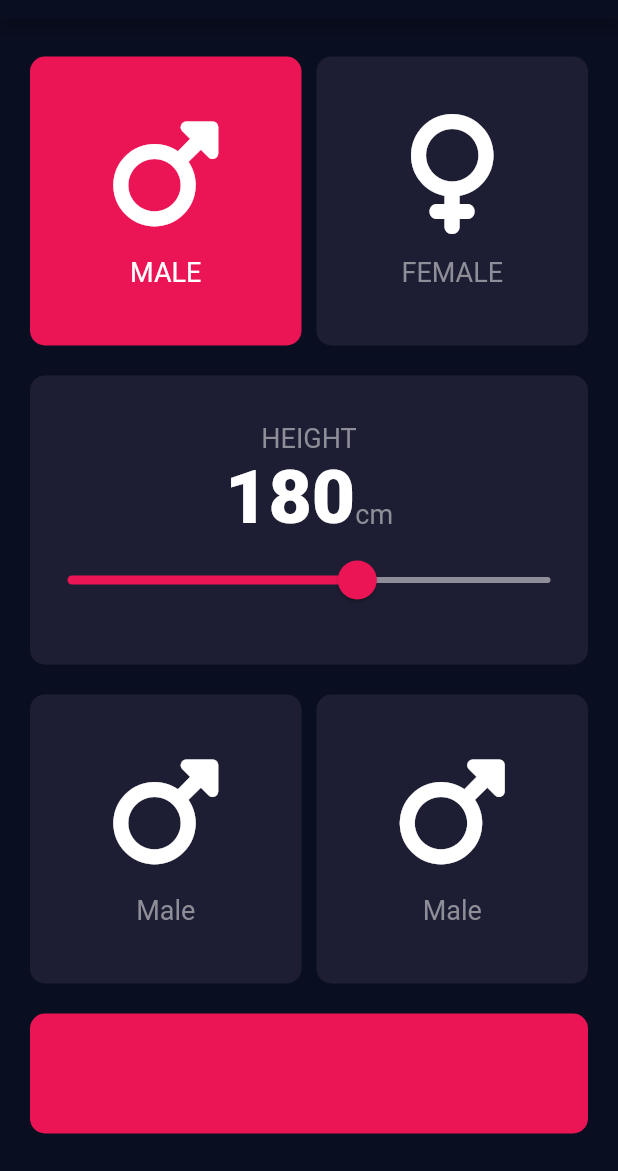
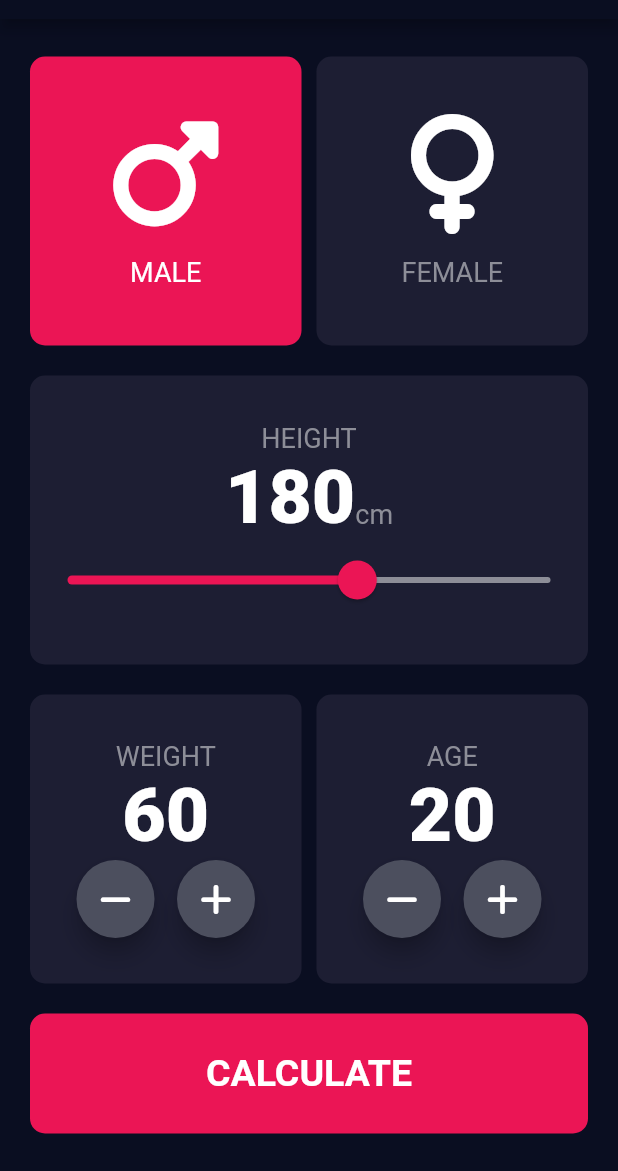
Before and after one commit to chaniru-puldith/BMI-calculator-flutter-app, a Flutter app: the screen it shows after launch, on a phone screen of 412 x 824 dp, the part 65-1236 px from its top. Run offline on Flutter 3.47's test engine with Material 2 defaults, Android fonts, the light colour scheme and no system bars; our stand-ins replace font_awesome_flutter.

Commit message:
Result page

```diff
--- /dev/null
+++ b/lib/bottom_button.dart
@@ -0,0 +1,35 @@
+import 'package:flutter/material.dart';
+import 'constants.dart';
+
+class BottomButton extends StatelessWidget {
+  final VoidCallback onPress;
+  final String buttonTitle;
+
+  const BottomButton({
+    super.key,
+    required this.onPress,
+    required this.buttonTitle
+  });
+
+  @override
+  Widget build(BuildContext context) {
+    return GestureDetector(
+      onTap: onPress,
+      child: Container(
+        margin: kBottomContainerMargin,
+        width: double.infinity,
+        height: 80.0,
+        decoration: BoxDecoration(
+          color: kPinkColor,
+          borderRadius: roundBorder,
+        ),
+        child: Center(
+          child: Text(
+            buttonTitle,
+            style: kLargeButtonTextStyle,
+          ),
+        ),
+      ),
+    );
+  }
+}
--- a/lib/constants.dart
+++ b/lib/constants.dart
@@ -4,10 +4,12 @@ const kPageMargin = EdgeInsets.all(15.0);
 const kCardMargin = EdgeInsets.symmetric(vertical: 10.0, horizontal: 5.0);
 const kDefaultCardColor = Color(0xFF1D1E33);
 const kBottomContainerMargin =  EdgeInsets.fromLTRB(5, 10, 5, 10);
-const kBottomContainerColor = Color(0xFFEB1555);
+const kPinkColor = Color(0xFFEB1555);
 const kDefaultCardTextColor = Color(0xFF8D8E98);
 const kActiveCardTextColor = Color(0xFFFFFFFF);
-final double deviceHeight = (WidgetsBinding.instance.window.physicalSize.height);
+const kRoundButtonFillColor = Color(0xFF4C4F5E);
+const kResultNormalColor = Color(0xFF24D876);
+
 final roundBorder = BorderRadius.circular(10.0);
 
 const kNumberTextStyle = TextStyle(
@@ -19,3 +21,22 @@ const kLabelTextStyle = TextStyle(
   fontSize: 18.0,
   color: kDefaultCardTextColor,
 );
+
+const kLargeButtonTextStyle = TextStyle(
+  fontSize: 25.0,
+  fontWeight: FontWeight.bold,
+);
+
+const kResultTitleTextStyle = TextStyle(
+  fontSize: 50.0,
+  fontWeight: FontWeight.bold,
+);
+
+const kBMITextStyle = TextStyle(
+  fontSize: 100.0,
+  fontWeight: FontWeight.bold,
+);
+
+const kResultDescriptionStyle =  TextStyle(
+  fontSize: 22.0,
+);
--- a/lib/icon_content.dart
+++ b/lib/icon_content.dart
@@ -5,7 +5,7 @@ class IconContent extends StatelessWidget {
   final String cardLabel;
   final Color labelColor;
 
-  IconContent({
+  const IconContent({
     super.key,
     required this.cardIcon,
     required this.cardLabel,
--- a/lib/input_page.dart
+++ b/lib/input_page.dart
@@ -3,6 +3,9 @@ import 'package:font_awesome_flutter/font_awesome_flutter.dart';
 import 'reusable_card.dart';
 import 'icon_content.dart';
 import 'constants.dart';
+import 'results_page.dart';
+import 'round_icon_button.dart';
+import 'bottom_button.dart';
 
 enum Gender {
   male,
@@ -19,6 +22,8 @@ class InputPage extends StatefulWidget {
 class _InputPageState extends State<InputPage> {
   Gender selectedGender = Gender.male;
   int height = 180;
+  int weight = 60;
+  int age = 20;
 
   @override
   Widget build(BuildContext context) {
@@ -43,7 +48,7 @@ class _InputPageState extends State<InputPage> {
                             selectedGender = Gender.male;
                           });
                         },
-                        cardColor: selectedGender == Gender.male ? kBottomContainerColor: kDefaultCardColor,
+                        cardColor: selectedGender == Gender.male ? kPinkColor: kDefaultCardColor,
                         cardChild: IconContent(
                           cardIcon: FontAwesomeIcons.mars,
                           cardLabel: 'MALE',
@@ -58,7 +63,7 @@ class _InputPageState extends State<InputPage> {
                             selectedGender = Gender.female;
                           });
                         },
-                        cardColor: selectedGender == Gender.female ? kBottomContainerColor: kDefaultCardColor,
+                        cardColor: selectedGender == Gender.female ? kPinkColor: kDefaultCardColor,
                         cardChild: IconContent(
                           cardIcon: FontAwesomeIcons.venus,
                           cardLabel: 'FEMALE',
@@ -76,7 +81,7 @@ class _InputPageState extends State<InputPage> {
                   cardChild: Column(
                     mainAxisAlignment: MainAxisAlignment.center,
                     children: <Widget>[
-                      Text(
+                      const Text(
                         'HEIGHT',
                         style: kLabelTextStyle,
                       ),
@@ -89,7 +94,7 @@ class _InputPageState extends State<InputPage> {
                             height.toString(),
                             style: kNumberTextStyle,
                           ),
-                          Text(
+                          const Text(
                             'cm',
                             style: kLabelTextStyle,
                           ),
@@ -97,16 +102,16 @@ class _InputPageState extends State<InputPage> {
                       ),
                       SliderTheme(
                         data: SliderTheme.of(context).copyWith(
-                          activeTrackColor: kBottomContainerColor,
+                          activeTrackColor: kPinkColor,
                           inactiveTrackColor: kDefaultCardTextColor,
-                          thumbColor: kBottomContainerColor,
+                          thumbColor: kPinkColor,
                           overlayColor: const Color(0x29EB1555),
                           thumbShape: const RoundSliderThumbShape(
                             enabledThumbRadius: 13.0,
                           ),
                           overlayShape: const RoundSliderOverlayShape(
                             overlayRadius: 25.0
-                          )
+                          ),
                         ),
                         child: Slider(
                           value: height.toDouble(),
@@ -133,19 +138,35 @@ class _InputPageState extends State<InputPage> {
                         cardChild: Column(
                           mainAxisAlignment: MainAxisAlignment.center,
                           children: <Widget>[
-                            Icon(
-                              FontAwesomeIcons.mars,
-                              size: 80.0,
-                            ),
-                            SizedBox(
-                              height: 15.0,
+                            const Text(
+                              'WEIGHT',
+                              style: kLabelTextStyle
                             ),
                             Text(
-                              'Male',
-                              style: TextStyle(
-                                fontSize: 18.0,
-                                color: kDefaultCardTextColor,
-                              ),
+                              weight.toString(),
+                              style: kNumberTextStyle,
+                            ),
+                            Row(
+                              mainAxisAlignment: MainAxisAlignment.center,
+                              children: <Widget>[
+                                RoundedIconButton(
+                                  icon: FontAwesomeIcons.minus,
+                                  onPress: (){
+                                    setState(() {
+                                      weight--;
+                                    });
+                                  },
+                                ),
+                                const SizedBox(width: 15.0,),
+                                RoundedIconButton(
+                                  icon: FontAwesomeIcons.plus,
+                                  onPress: (){
+                                    setState(() {
+                                      weight++;
+                                    });
+                                  },
+                                ),
+                              ],
                             ),
                           ],
                         ),
@@ -158,19 +179,35 @@ class _InputPageState extends State<InputPage> {
                         cardChild: Column(
                           mainAxisAlignment: MainAxisAlignment.center,
                           children: <Widget>[
-                            Icon(
-                              FontAwesomeIcons.mars,
-                              size: 80.0,
-                            ),
-                            SizedBox(
-                              height: 15.0,
+                            const Text(
+                              'AGE',
+                              style: kLabelTextStyle,
                             ),
                             Text(
-                              'Male',
-                              style: TextStyle(
-                                fontSize: 18.0,
-                                color: kDefaultCardTextColor,
-                              ),
+                              age.toString(),
+                              style: kNumberTextStyle,
+                            ),
+                            Row(
+                              mainAxisAlignment: MainAxisAlignment.center,
+                              children: <Widget>[
+                                RoundedIconButton(
+                                  icon: FontAwesomeIcons.minus,
+                                  onPress: () {
+                                    setState(() {
+                                      age--;
+                                    });
+                                  },
+                                ),
+                                const SizedBox(width: 15.0,),
+                                RoundedIconButton(
+                                  icon: FontAwesomeIcons.plus,
+                                  onPress: () {
+                                    setState(() {
+                                      age++;
+                                    });
+                                  },
+                                ),
+                              ],
                             ),
                           ],
                         ),
@@ -179,14 +216,16 @@ class _InputPageState extends State<InputPage> {
                   ],
                 ),
               ),
-              Container(
-                margin: kBottomContainerMargin,
-                width: double.infinity,
-                height: 80.0,
-                decoration: BoxDecoration(
-                  color: kBottomContainerColor,
-                  borderRadius: roundBorder,
-                ),
+              BottomButton(
+                buttonTitle: 'CALCULATE',
+                onPress: () {
+                  Navigator.push(
+                    context,
+                    MaterialPageRoute(
+                      builder: (context) => const ResultsPage(),
+                    ),
+                  );
+                },
               ),
             ],
           ),
--- a/lib/main.dart
+++ b/lib/main.dart
@@ -1,7 +1,14 @@
 import 'package:flutter/material.dart';
 import 'input_page.dart';
+import 'constants.dart';
+import 'package:flutter/services.dart';
 
 void main() {
+  SystemChrome.setSystemUIOverlayStyle(
+   const SystemUiOverlayStyle(
+       statusBarColor: Color(0xFF0A0E21),
+   ),
+  );
   runApp(const BMICalculator());
 }
 
@@ -11,15 +18,16 @@ class BMICalculator extends StatelessWidget {
   @override
   Widget build(BuildContext context) {
     return MaterialApp(
+      debugShowCheckedModeBanner: false,
       theme: ThemeData.dark().copyWith(
-        primaryColor:  Color(0xFF0A0E21),
+        primaryColor:  const Color(0xFF0A0E21),
           colorScheme: ColorScheme.fromSwatch().copyWith(
-            primary: Color(0xFF0A0E21),
-            secondary: Colors.purple,
+            primary: const Color(0xFF0A0E21),
+            secondary: kPinkColor,
           ),
-          scaffoldBackgroundColor: Color(0xFF0A0E21),
+          scaffoldBackgroundColor: const Color(0xFF0A0E21),
       ),
-      home: InputPage(),
+      home: const InputPage(),
     );
   }
 }
--- /dev/null
+++ b/lib/round_icon_button.dart
@@ -0,0 +1,29 @@
+import 'package:flutter/material.dart';
+import 'constants.dart';
+
+class RoundedIconButton extends StatelessWidget {
+  final IconData icon;
+  final VoidCallback onPress;
+
+  const RoundedIconButton({
+    super.key,
+    required this.icon,
+    required this.onPress,
+  });
+
+  @override
+  Widget build(BuildContext context) {
+    return RawMaterialButton(
+      elevation: 6.0,
+      constraints: const BoxConstraints.tightFor(
+        width: 52.0,
+        height: 52.0,
+      ),
+      shape: const CircleBorder(),
+      fillColor: kRoundButtonFillColor,
+      splashColor: kPinkColor,
+      onPressed: onPress,
+      child: Icon(icon),
+    );
+  }
+}
```
Also changed, not shown: lib/results_page.dart (added, +65 -0 lines).
